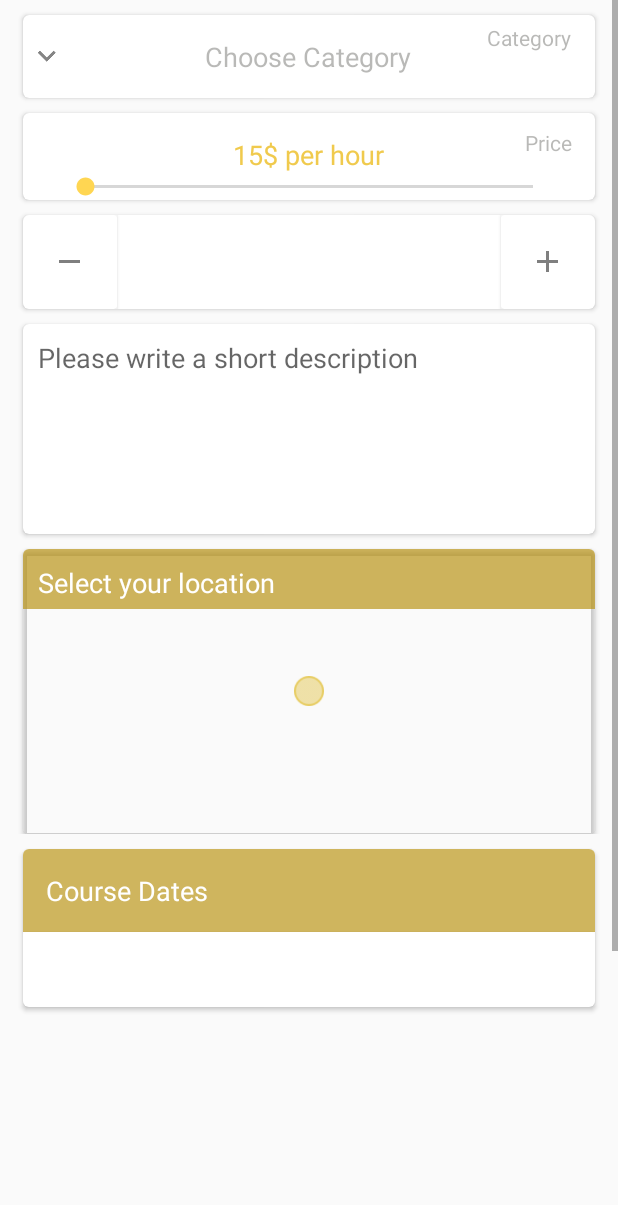
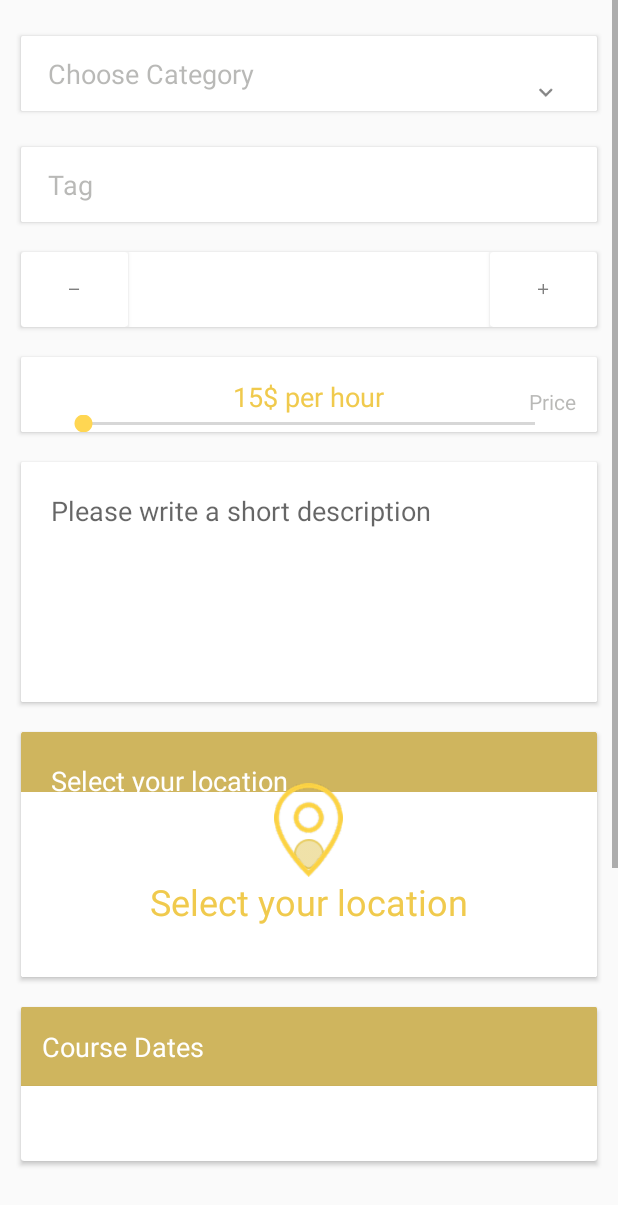
Before and after one commit to DaniCal/suino-android, an Android app: the layout fragment_create_course.xml on its own in the app's theme, with its tools: preview values and no code run, on a phone screen of 412 x 824 dp. Shown: the top 1205 px of the screen. Run offline under Robolectric (Android 15) with nearby library versions, the phone set to English and light mode, and no system bars.

Commit message:
implemented guidelines for category, tag and groupSize in CreateCourseLayout

```diff
--- a/app/src/main/java/borell/com/suino/fragment/CreateCourseFragment.java
+++ b/app/src/main/java/borell/com/suino/fragment/CreateCourseFragment.java
@@ -2,6 +2,7 @@ package borell.com.suino.fragment;
 
 import android.app.Activity;
 import android.content.Context;
+import android.graphics.Color;
 import android.os.Bundle;
 import android.support.v4.app.Fragment;
 import android.support.v4.app.FragmentManager;
@@ -15,12 +16,17 @@ import android.view.View;
 import android.view.ViewGroup;
 import android.view.inputmethod.InputMethodManager;
 import android.widget.EditText;
+import android.widget.ImageView;
+import android.widget.LinearLayout;
+import android.widget.RelativeLayout;
 import android.widget.ScrollView;
 import android.widget.SeekBar;
 import android.widget.TextView;
 
 import com.afollestad.materialdialogs.MaterialDialog;
 import com.google.android.gms.maps.model.LatLng;
+
+import java.util.LinkedHashMap;
 
 import borell.com.suino.R;
 import borell.com.suino.activity.CreateCourseInterface;
@@ -44,6 +50,8 @@ public class CreateCourseFragment extends Fragment {
     private TextView tv_groupSize;
     private EditText et_description;
     private SuinoCourse course;
+    private LinearLayout ll_default_map;
+    private RelativeLayout iv_map_circle;
 
     private final int PRICE_MAX = 50;
     private final int PRICE_DEFAULT = 15;
@@ -55,10 +63,6 @@ public class CreateCourseFragment extends Fragment {
     LatLng latLng;
 
     public CreateCourseFragment() {
-    }
-
-    public void setLatLng(LatLng latLng){
-        this.latLng = latLng;
     }
 
     @Override
@@ -79,7 +83,6 @@ public class CreateCourseFragment extends Fragment {
         mCallback = (CreateCourseInterface) activity;
         super.onAttach(activity);
         this.activity = activity;
-        initMap();
     }
 
     @Override
@@ -89,16 +92,31 @@ public class CreateCourseFragment extends Fragment {
             course = new SuinoCourse("123123","Dani","somedomain.com/pic");
         }
         scrollView = (ScrollView) getView().findViewById(R.id.scrollView_createCourse);
+        ll_default_map = (LinearLayout) getView().findViewById(R.id.ll_default_map);
+        iv_map_circle = (RelativeLayout) getView().findViewById(R.id.rl_address);
         initCardViews();
+
+        initMap();
     }
 
     private void initMap(){
+        if(latLng != null){
             MapFormFragment mapFragment = new MapFormFragment();
             FragmentManager fragmentManager = getActivity().getSupportFragmentManager();
             FragmentTransaction fragmentTransaction = fragmentManager.beginTransaction();
             fragmentTransaction.replace(R.id.container_map_form, mapFragment);
             fragmentTransaction.commit();
             mapFragment.updateCamera(latLng);
+            cv_location.setBackgroundColor(Color.TRANSPARENT);
+            ll_default_map.setVisibility(View.GONE);
+            iv_map_circle.setVisibility(View.VISIBLE);
+
+        }else{
+            cv_location.setBackgroundColor(Color.WHITE);
+            ll_default_map.setVisibility(View.VISIBLE);
+            iv_map_circle.setVisibility(View.GONE);
+        }
+
     }
 
     public void setLocation(LatLng latLng){
--- a/app/src/main/res/layout/fragment_create_course.xml
+++ b/app/src/main/res/layout/fragment_create_course.xml
@@ -11,46 +11,39 @@
     android:focusableInTouchMode="true"
     >
 
+    <!-- 1.Card - Choose Category-->
     <android.support.v7.widget.CardView
         xmlns:card_view="http://schemas.android.com/apk/res-auto"
         android:id="@+id/cv_category"
-        android:layout_gravity="center"
         android:layout_width="fill_parent"
         android:layout_marginEnd="@dimen/card_margin_side"
         android:layout_marginStart="@dimen/card_margin_side"
-        android:layout_marginTop="@dimen/card_margin_top"
+        android:layout_marginTop="@dimen/card_margin_top_category"
         android:foreground="?android:attr/selectableItemBackground"
         android:clickable="true"
-        android:layout_height="wrap_content"
-        card_view:cardCornerRadius="4dp">
+        android:layout_height="@dimen/card_height_small"
+        card_view:cardCornerRadius="@dimen/card_radius">
 
         <RelativeLayout
-            android:layout_width="fill_parent"
-            android:layout_height="wrap_content">
+            android:layout_width="match_parent"
+            android:layout_height="match_parent">
 
             <ImageView
                 android:layout_width="wrap_content"
                 android:layout_height="wrap_content"
                 android:src="@drawable/ic_action_expand"
-                android:layout_centerVertical="true"/>
+                android:layout_marginEnd="18dp"
+                android:layout_alignParentEnd="true"
+                android:layout_marginTop="25dp"
+                />
 
             <TextView
                 android:layout_width="wrap_content"
                 android:layout_height="wrap_content"
-                android:layout_alignParentEnd="true"
-                android:layout_alignParentTop="true"
-                android:layout_marginEnd="@dimen/card_margin_side"
-                android:layout_marginTop="5dp"
-                android:textSize="@dimen/text_size_tiny"
-                android:textColor="@color/textColorHollow"
-                android:text="Category"/>
-
-            <TextView
-                android:layout_width="wrap_content"
-                android:layout_height="wrap_content"
-                android:layout_margin="@dimen/card_margin_side"
+                android:layout_alignParentStart="true"
+                android:layout_marginStart="18dp"
                 android:textSize="@dimen/text_size_medium"
-                android:layout_centerHorizontal="true"
+                android:layout_centerVertical="true"
                 android:textColor="@color/textColorHollow"
                 android:text="Choose Category"
                 android:id="@+id/tv_category"
@@ -61,16 +54,116 @@
 
     </android.support.v7.widget.CardView>
 
+    <!-- 2.Card - Add Tags-->
+    <android.support.v7.widget.CardView
+        xmlns:card_view="http://schemas.android.com/apk/res-auto"
+        android:id="@+id/cv_tag"
+        android:layout_width="fill_parent"
+        android:layout_marginEnd="@dimen/card_margin_side"
+        android:layout_marginStart="@dimen/card_margin_side"
+        android:layout_marginTop="@dimen/card_margin_top_category"
+        android:foreground="?android:attr/selectableItemBackground"
+        android:clickable="true"
+        android:layout_height="@dimen/card_height_small"
+        card_view:cardCornerRadius="@dimen/card_radius">
+
+        <RelativeLayout
+            android:layout_width="match_parent"
+            android:layout_height="match_parent">
+
+            <EditText
+                android:layout_width="match_parent"
+                android:layout_height="wrap_content"
+                android:layout_alignParentStart="true"
+                android:layout_marginStart="18dp"
+                android:textSize="@dimen/text_size_medium"
+                android:layout_centerVertical="true"
+                android:hint="Tag"
+                android:background="@null"
+                android:textColorHint="@color/textColorHollow"
+                android:id="@+id/et_tag"
+
+                />
+
+        </RelativeLayout>
+
+    </android.support.v7.widget.CardView>
+
+    <!-- 3.Card - Group Size-->
+    <android.support.v7.widget.CardView
+        xmlns:card_view="http://schemas.android.com/apk/res-auto"
+        android:id="@+id/cv_groupSize"
+        android:layout_gravity="center"
+        android:layout_width="fill_parent"
+        android:layout_height="@dimen/card_height_small"
+        android:layout_marginEnd="@dimen/card_margin_side"
+        android:layout_marginStart="@dimen/card_margin_side"
+        android:layout_marginTop="@dimen/card_margin_top_default"
+        card_view:cardCornerRadius="@dimen/card_radius">
+    <RelativeLayout
+        android:layout_width="fill_parent"
+        android:layout_height="wrap_content"
+        >
+        <android.support.v7.widget.CardView
+            xmlns:card_view="http://schemas.android.com/apk/res-auto"
+            android:id="@+id/cv_decrease"
+            android:layout_width="71dp"
+            android:layout_height="wrap_content"
+            android:foreground="?android:attr/selectableItemBackground"
+            android:clickable="true"
+            android:layout_alignParentStart="true">
+            <ImageView
+                android:layout_height="wrap_content"
+                android:layout_width="15dp"
+                android:layout_gravity="center"
+                android:src="@drawable/ic_action_decrease"
+                android:layout_margin="@dimen/card_margin_side"/>
+
+        </android.support.v7.widget.CardView>
+
+
+        <android.support.v7.widget.CardView
+            xmlns:card_view="http://schemas.android.com/apk/res-auto"
+            android:id="@+id/cv_increase"
+            android:layout_width="71dp"
+            android:layout_height="match_parent"
+            android:foreground="?android:attr/selectableItemBackground"
+            android:clickable="true"
+            android:layout_alignParentEnd="true">
+
+            <ImageView
+                android:layout_width="15dp"
+                android:layout_height="wrap_content"
+                android:layout_gravity="center"
+                android:src="@drawable/ic_action_increase"
+                android:layout_margin="@dimen/card_margin_side"/>
+
+        </android.support.v7.widget.CardView>
+
+        <TextView
+            android:layout_width="wrap_content"
+            android:layout_height="wrap_content"
+            android:layout_margin="@dimen/card_margin_side"
+            android:textSize="@dimen/text_size_medium"
+            android:textColor="@color/textColorPrimaryDark"
+            android:id="@+id/tv_groupSize"
+            android:layout_centerInParent="true"
+            />
+        </RelativeLayout>
+
+    </android.support.v7.widget.CardView>
+
+
     <android.support.v7.widget.CardView
         xmlns:card_view="http://schemas.android.com/apk/res-auto"
         android:id="@+id/cv_price"
         android:layout_gravity="center"
         android:layout_width="fill_parent"
-        android:layout_height="wrap_content"
+        android:layout_height="@dimen/card_height_small"
         android:layout_marginEnd="@dimen/card_margin_side"
         android:layout_marginStart="@dimen/card_margin_side"
-        android:layout_marginTop="@dimen/card_margin_top"
-        card_view:cardCornerRadius="4dp">
+        android:layout_marginTop="@dimen/card_margin_top_default"
+        card_view:cardCornerRadius="@dimen/card_radius">
         <RelativeLayout
             android:layout_width="fill_parent"
             android:layout_height="wrap_content"
@@ -83,7 +176,7 @@
                 android:layout_alignParentTop="true"
                 android:textColor="@color/textColorHollow"
                 android:layout_marginEnd="@dimen/card_margin_side"
-                android:layout_marginTop="@dimen/card_margin_top"
+                android:layout_marginTop="@dimen/card_margin_top_default"
                 android:textSize="@dimen/text_size_tiny"
                 android:text="Price"/>
 
@@ -115,81 +208,18 @@
 
     <android.support.v7.widget.CardView
         xmlns:card_view="http://schemas.android.com/apk/res-auto"
-        android:id="@+id/cv_groupSize"
-        android:layout_gravity="center"
-        android:layout_width="fill_parent"
-        android:layout_height="wrap_content"
-        android:layout_marginEnd="@dimen/card_margin_side"
-        android:layout_marginStart="@dimen/card_margin_side"
-        android:layout_marginTop="@dimen/card_margin_top"
-        card_view:cardCornerRadius="4dp">
-    <RelativeLayout
-        android:layout_width="fill_parent"
-        android:layout_height="wrap_content"
-        >
-        <android.support.v7.widget.CardView
-            xmlns:card_view="http://schemas.android.com/apk/res-auto"
-            android:id="@+id/cv_decrease"
-            android:layout_width="wrap_content"
-            android:layout_height="fill_parent"
-            android:foreground="?android:attr/selectableItemBackground"
-            android:clickable="true"
-            android:layout_alignParentStart="true">
-            <ImageView
-                android:layout_height="fill_parent"
-                android:layout_width="wrap_content"
-                android:src="@drawable/ic_action_decrease"
-                android:layout_margin="@dimen/card_margin_side"/>
-
-        </android.support.v7.widget.CardView>
-
-
-        <android.support.v7.widget.CardView
-            xmlns:card_view="http://schemas.android.com/apk/res-auto"
-            android:id="@+id/cv_increase"
-            android:layout_width="wrap_content"
-            android:layout_height="fill_parent"
-            android:foreground="?android:attr/selectableItemBackground"
-            android:clickable="true"
-            android:layout_alignParentEnd="true">
-
-            <ImageView
-                android:layout_width="fill_parent"
-                android:layout_height="wrap_content"
-                android:src="@drawable/ic_action_increase"
-                android:layout_margin="@dimen/card_margin_side"/>
-
-        </android.support.v7.widget.CardView>
-
-        <TextView
-            android:layout_width="wrap_content"
-            android:layout_height="wrap_content"
-            android:layout_margin="@dimen/card_margin_side"
-            android:textSize="@dimen/text_size_medium"
-            android:textColor="@color/textColorPrimaryDark"
-            android:id="@+id/tv_groupSize"
-            android:layout_centerInParent="true"
-            />
-
-
-        </RelativeLayout>
-
-    </android.support.v7.widget.CardView>
-
-    <android.support.v7.widget.CardView
-        xmlns:card_view="http://schemas.android.com/apk/res-auto"
         android:id="@+id/cv_description"
         android:layout_gravity="center"
         android:layout_width="fill_parent"
         android:layout_height="wrap_content"
         android:layout_marginEnd="@dimen/card_margin_side"
         android:layout_marginStart="@dimen/card_margin_side"
-        android:layout_marginTop="@dimen/card_margin_top"
-        card_view:cardCornerRadius="4dp">
+        android:layout_marginTop="@dimen/card_margin_top_default"
+        card_view:cardCornerRadius="@dimen/card_radius">
         <RelativeLayout
             android:layout_width="fill_parent"
             android:layout_height="120dp"
-            android:layout_margin="@dimen/card_margin_top"
+            android:layout_margin="@dimen/card_margin_top_default"
             >
 
             <EditText
@@ -205,46 +235,49 @@
     </android.support.v7.widget.CardView>
 
 
-    <RelativeLayout
+    <android.support.v7.widget.CardView
+        xmlns:card_view="http://schemas.android.com/apk/res-auto"
         android:layout_width="match_parent"
-        android:layout_height="200dp"
+        android:layout_height="@dimen/card_height_large"
+        android:layout_marginEnd="@dimen/card_margin_side"
+        android:layout_marginStart="@dimen/card_margin_side"
+        android:layout_marginTop="@dimen/card_margin_top_default"
+        card_view:cardCornerRadius="@dimen/card_radius"
         >
 
         <FrameLayout
-            android:layout_width="fill_parent"
-            android:layout_height="fill_parent"
-            android:layout_marginEnd="@dimen/card_margin_side"
-            android:layout_marginStart="@dimen/card_margin_side"
-            android:layout_marginTop="@dimen/card_margin_top"
+            android:layout_width="match_parent"
+            android:layout_height="match_parent"
             android:id="@+id/container_map_form"
             android:clickable="false"
+            ></FrameLayout>
 
-            ></FrameLayout>
+
 
         <android.support.v7.widget.CardView
             xmlns:card_view="http://schemas.android.com/apk/res-auto"
             android:id="@+id/cv_location"
             android:layout_width="fill_parent"
-            android:layout_height="fill_parent"
-            android:layout_marginEnd="@dimen/card_margin_side"
-            android:layout_marginStart="@dimen/card_margin_side"
-            android:layout_marginTop="@dimen/card_margin_top"
+            android:layout_height="match_parent"
             android:foreground="?android:attr/selectableItemBackground"
             android:clickable="true"
-            card_view:cardCornerRadius="4dp"
-            card_view:cardBackgroundColor="@android:color/transparent">
+            card_view:cardCornerRadius="@dimen/card_radius"
+            >
 
 
             <RelativeLayout
                 android:layout_width="match_parent"
                 android:layout_height="match_parent"
-                android:background="@null"
                 android:id="@+id/rl_map"
                 >
-
+                <RelativeLayout
+                    android:layout_width="match_parent"
+                    android:layout_height="match_parent"
+                    android:id="@+id/rl_address">
                     <RelativeLayout
                         android:layout_width="fill_parent"
                         android:layout_height="40dp"
+                        android:id="@+id/rl_address_background"
                         android:background="@color/colorPrimaryHollow">
 
                     </RelativeLayout>
@@ -253,7 +286,7 @@
                         android:layout_width="wrap_content"
                         android:layout_height="wrap_content"
                         android:textColor="@color/textColorPrimary"
-                    android:layout_margin="@dimen/card_margin_top"
+                        android:layout_margin="@dimen/card_margin_top_default"
                         android:textSize="@dimen/text_size_medium"
                         android:text="Select your location"
                         />
@@ -262,9 +295,37 @@
                         android:layout_width="20dp"
                         android:layout_height="20dp"
                         android:alpha="0.8"
+                        android:src="@drawable/circle"
+                        android:id="@+id/iv_map_circle"
+                        android:layout_centerInParent="true"/>
+                </RelativeLayout>
 
-                    android:src="@drawable/circle"
-                    android:layout_centerInParent="true"/>
+
+                <LinearLayout
+                    android:layout_width="wrap_content"
+                    android:layout_height="wrap_content"
+                    android:orientation="vertical"
+                    android:layout_centerInParent="true"
+                    android:gravity="center"
+                    android:id="@+id/ll_default_map"
+                    >
+
+                    <ImageView
+                        android:layout_width="wrap_content"
+                        android:layout_height="wrap_content"
+
+                        android:src="@drawable/ic_pin"/>
+                    <TextView
+                        android:layout_width="wrap_content"
+                        android:layout_height="wrap_content"
+                        android:textSize="@dimen/text_size_extra_large"
+                        android:text="Select your location"
+                        android:textColor="@color/colorPrimary"
+                        />
+
+                </LinearLayout>
+
+
 
             </RelativeLayout>
         </android.support.v7.widget.CardView>
@@ -272,7 +333,7 @@
 
 
 
-    </RelativeLayout>
+    </android.support.v7.widget.CardView>
 
 
 
@@ -284,8 +345,8 @@
         android:layout_height="wrap_content"
         android:layout_marginEnd="@dimen/card_margin_side"
         android:layout_marginStart="@dimen/card_margin_side"
-        android:layout_marginTop="@dimen/card_margin_top"
-        card_view:cardCornerRadius="4dp">
+        android:layout_marginTop="@dimen/card_margin_top_default"
+        card_view:cardCornerRadius="@dimen/card_radius">
 
         <LinearLayout
             android:layout_width="match_parent"
--- a/app/src/main/res/layout/fragment_my_map.xml
+++ b/app/src/main/res/layout/fragment_my_map.xml
@@ -29,14 +29,14 @@
         android:layout_height="wrap_content"
         android:layout_alignTop="@+id/container_map"
         android:layout_marginStart="@dimen/card_margin_side"
-        android:layout_marginTop="@dimen/card_margin_top"
+        android:layout_marginTop="@dimen/card_margin_top_default"
         android:layout_marginEnd="100dp"
 
         card_view:cardCornerRadius="4dp">
         <RelativeLayout
             android:layout_width="fill_parent"
             android:layout_height="wrap_content"
-            android:layout_margin="@dimen/card_margin_top"
+            android:layout_margin="@dimen/card_margin_top_default"
             >
 
             <EditText
@@ -44,6 +44,7 @@
                 android:layout_alignParentTop="true"
                 android:layout_width="fill_parent"
                 android:layout_height="wrap_content"
+                android:textColor="@color/textColorPrimaryDark"
                 android:textSize="@dimen/text_size_medium"
                 android:background="@null"
                 android:hint="Location"
--- a/app/src/main/res/values/dimens.xml
+++ b/app/src/main/res/values/dimens.xml
@@ -3,8 +3,19 @@
     <dimen name="activity_horizontal_margin">16dp</dimen>
     <dimen name="activity_vertical_margin">16dp</dimen>
     <dimen name="nav_drawer_width">260dp</dimen>
-    <dimen name="card_margin_side">15dp</dimen>
-    <dimen name="card_margin_top">10dp</dimen>
+    <dimen name="card_margin_side">14dp</dimen>
+    <dimen name="card_margin_top_category">24dp</dimen>
+    <dimen name="card_margin_top_default">20dp</dimen>
+    <dimen name="card_margin_top_location">31dp</dimen>
+    <dimen name="card_margin_top_course_dates">28dp</dimen>
+
+
+    <dimen name="card_height_small">50dp</dimen>
+    <dimen name="card_height_medium">101dp</dimen>
+    <dimen name="card_height_large">163dp</dimen>
+    <dimen name="card_radius">1dp</dimen>
+
+    <dimen name="icon_level_height">80dp</dimen>
 
 
     <dimen name="text_size_tiny">14sp</dimen>
```
Also changed, not shown: app/src/main/ic_pin-web.png (added), app/src/main/res/drawable-hdpi/ic_pin.png (added), app/src/main/res/drawable-ldpi/ic_pin.png (added), app/src/main/res/drawable-mdpi/ic_pin.png (added), app/src/main/res/drawable-xhdpi/ic_pin.png (added), app/src/main/res/drawable-xxhdpi/ic_pin.png (added), app/src/main/res/drawable-xxxhdpi/ic_pin.png (added). Lines whose indentation alone changed are shown as unchanged.
